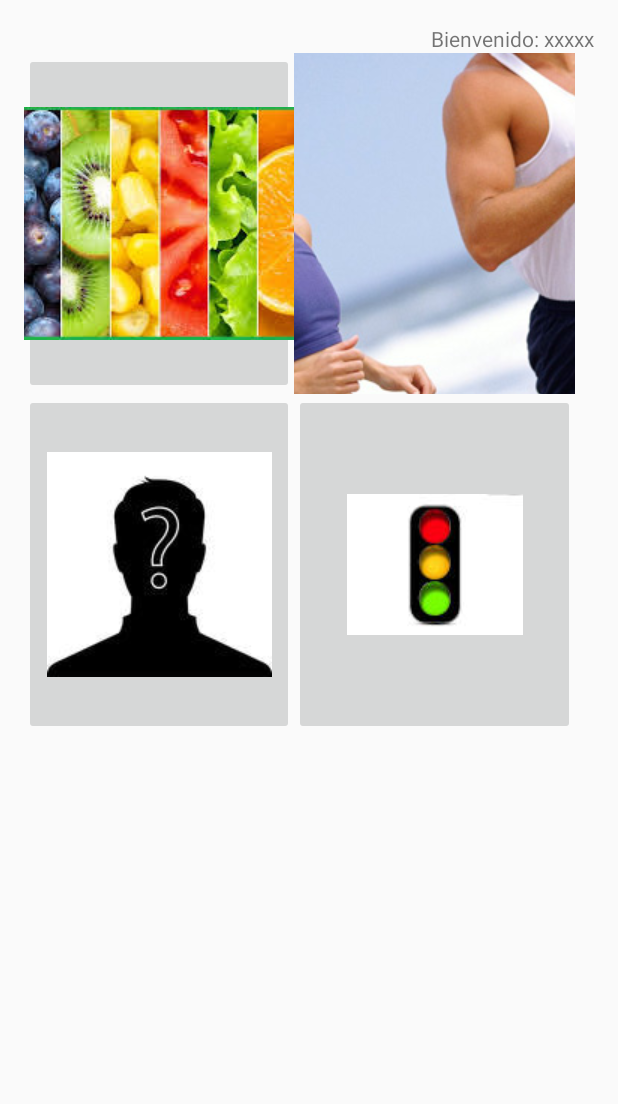
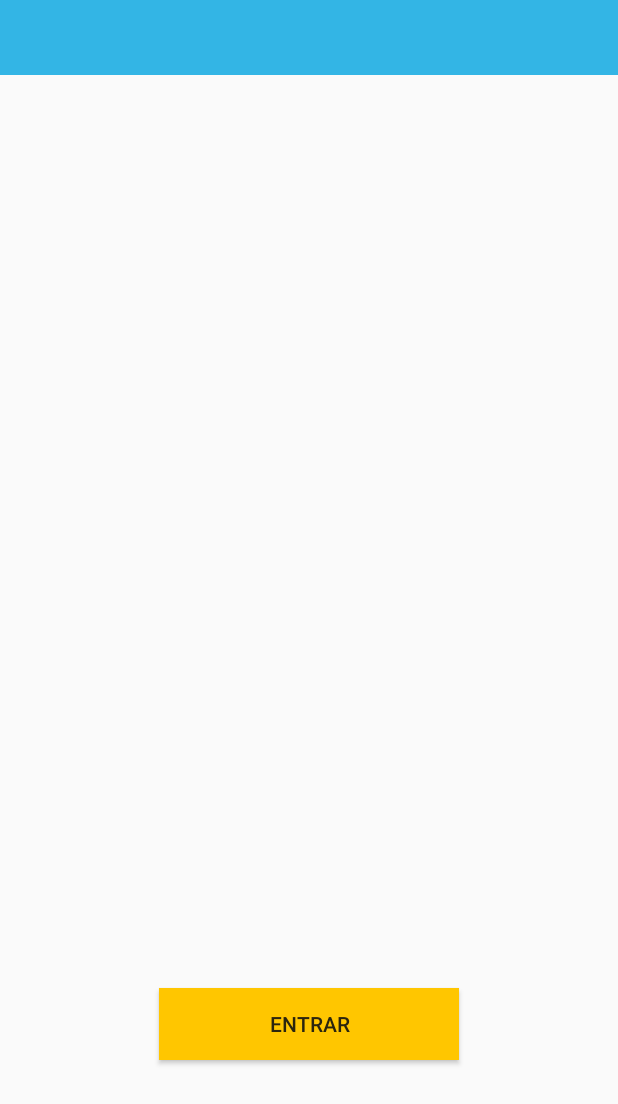
Before and after one commit to Pinelo/Alpha, an Android app: the layout activity_principal.xml on its own in the app's theme, with its tools: preview values and no code run, on a phone screen of 412 x 824 dp. Shown: the top 1104 px of the screen. Run offline under Robolectric (Android 15) with nearby library versions, the phone set to English and light mode, and no system bars.

Commit message:
Added new interface for the menu.

```diff
--- a/app/src/main/res/layout/activity_principal.xml
+++ b/app/src/main/res/layout/activity_principal.xml
@@ -1,64 +1,38 @@
-<LinearLayout xmlns:android="http://schemas.android.com/apk/res/android"
+<?xml version="1.0" encoding="utf-8"?>
+<RelativeLayout xmlns:android="http://schemas.android.com/apk/res/android"
     xmlns:tools="http://schemas.android.com/tools" android:layout_width="match_parent"
-    android:layout_height="match_parent" android:paddingLeft="@dimen/activity_horizontal_margin"
-    android:paddingRight="@dimen/activity_horizontal_margin"
-    android:paddingTop="@dimen/activity_vertical_margin"
-    android:paddingBottom="@dimen/activity_vertical_margin"
-    android:orientation="vertical"
-    tools:context="com.example.rogelio.saludtec.Principal"
-    android:weightSum="1">
+    android:layout_height="match_parent" android:paddingLeft="0dp"
+    android:paddingRight="0dp"
+    android:paddingTop="0dp"
+    android:paddingBottom="0dp" tools:context=".activity_principal">
 
+    <android.support.v4.view.ViewPager
+        xmlns:android="http://schemas.android.com/apk/res/android"
+        android:id="@+id/pager"
+        android:layout_width="match_parent"
+        android:layout_height="match_parent">
 
-    <TextView
-        android:layout_width="wrap_content"
+        <android.support.v4.view.PagerTitleStrip
+            android:id="@+id/pager_title_strip"
+            android:layout_width="match_parent"
+            android:layout_height="50dp"
+            android:layout_gravity="top"
+            android:textColor="#fff"
+            android:paddingTop="4dp"
+            android:paddingBottom="4dp"
+            android:background="#33b5e5" />
+
+    </android.support.v4.view.ViewPager>
+
+    <Button
+        android:layout_width="200dp"
         android:layout_height="wrap_content"
-        android:text="Bienvenido: xxxxx"
-        android:id="@+id/bienvenido"
-        android:layout_gravity="right" />
+        android:text="@string/menuEnter"
+        android:background="#FFC600"
+        android:textColor="#2B250E"
+        android:id="@+id/menuEnterBT"
+        android:layout_alignParentBottom="true"
+        android:layout_centerHorizontal="true"
+        android:layout_marginBottom="117dp" />
 
-
-
-    <LinearLayout
-        android:orientation="horizontal"
-        android:layout_width="367dp"
-        android:layout_height="221dp"
-        android:layout_weight="0.02"
-        android:weightSum="1">
-
-        <ImageButton
-            android:layout_width="180dp"
-            android:layout_height="match_parent"
-            android:src="@drawable/saludalimenticia"
-            android:id="@+id/saludAlimenticia" />
-
-        <ImageButton
-            android:layout_width="match_parent"
-            android:layout_height="match_parent"
-            android:src="@drawable/saludcorporal"
-            android:id="@+id/saludCorporal" />
-
-    </LinearLayout>
-
-    <LinearLayout
-        android:orientation="horizontal"
-        android:layout_width="367dp"
-        android:layout_height="221dp"
-        android:layout_weight="0.02"
-        android:weightSum="1">
-
-        <ImageButton
-            android:layout_width="180dp"
-            android:layout_height="match_parent"
-            android:src="@drawable/perfil"
-            android:id="@+id/perfil" />
-
-        <ImageButton
-            android:layout_width="match_parent"
-            android:layout_height="match_parent"
-            android:src="@drawable/semaf"
-            android:id="@+id/reportes" />
-
-    </LinearLayout>
-
-
-</LinearLayout>
+</RelativeLayout>
--- a/app/src/main/res/values/strings.xml
+++ b/app/src/main/res/values/strings.xml
@@ -8,4 +8,5 @@
     <string name="title_activity_salud_alimenticia">SaludAlimenticia</string>
     <string name="title_activity_salud_corporal">saludCorporal</string>
     <string name="title_activity_reporte_semaforo">reporteSemaforo</string>
+    <string name="menuEnter">Entrar</string>
 </resources>
```
Also changed, not shown: app/src/main/java/com/example/rogelio/saludtec/CollectionPagerAdapter.java (added, +62 -0 lines), app/src/main/java/com/example/rogelio/saludtec/MenuFragment.java (added, +39 -0 lines), app/src/main/java/com/example/rogelio/saludtec/Principal.java (+39 -26 lines), app/src/main/res/layout/fragmento_imagen_principal.xml (added, +16 -0 lines), app/src/main/res/values/array.xml (added, +8 -0 lines).
